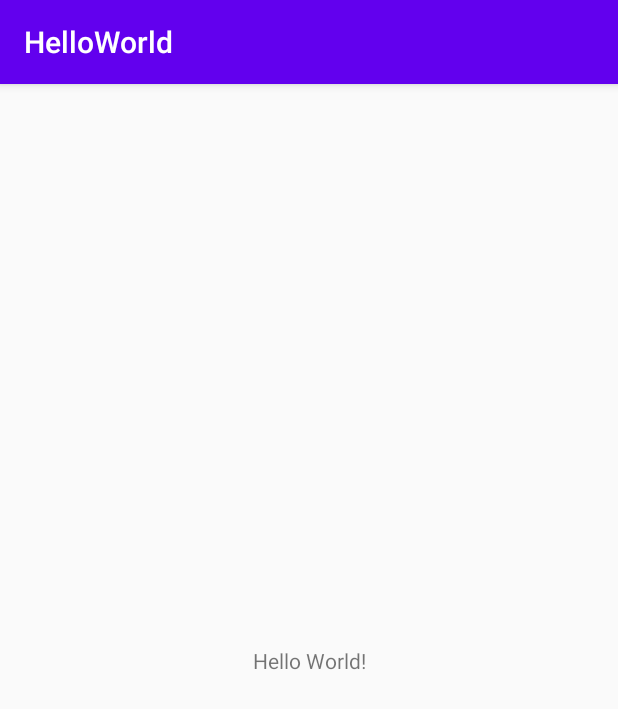
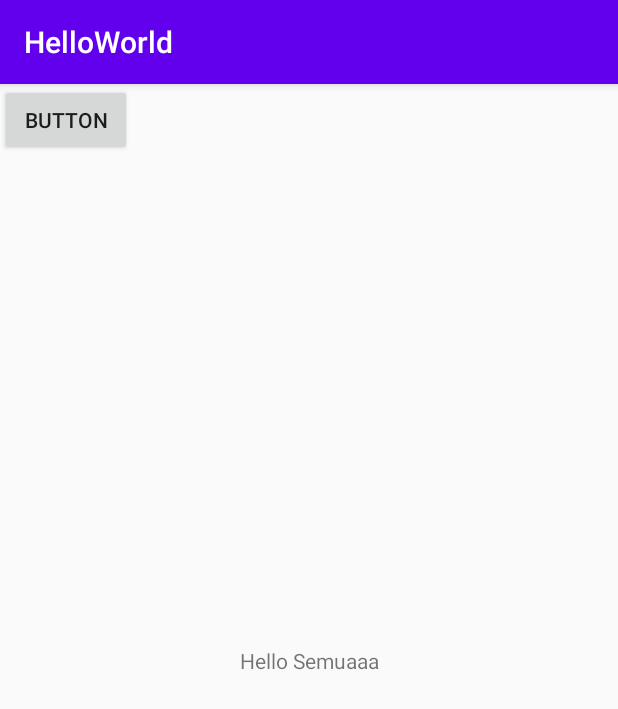
Before and after one commit to annsbilaa/HelloWorld-, an Android app: the screen it shows after launch (MainActivity), on a phone screen of 412 x 824 dp. Shown: the top 709 px of the screen. Run offline under Robolectric (Android 15) with nearby library versions, the phone set to English and light mode, and no system bars.

Commit message:
edit text hello world

```diff
--- a/app/src/main/res/layout/activity_main.xml
+++ b/app/src/main/res/layout/activity_main.xml
@@ -9,10 +9,18 @@
     <TextView
         android:layout_width="wrap_content"
         android:layout_height="wrap_content"
-        android:text="Hello World!"
+        android:text="Hello Semuaaa"
         app:layout_constraintBottom_toBottomOf="parent"
         app:layout_constraintLeft_toLeftOf="parent"
         app:layout_constraintRight_toRightOf="parent"
         app:layout_constraintTop_toTopOf="parent" />
 
+    <Button
+        android:id="@+id/button"
+        android:layout_width="wrap_content"
+        android:layout_height="wrap_content"
+        android:text="Button"
+        tools:layout_editor_absoluteX="103dp"
+        tools:layout_editor_absoluteY="433dp" />
+
 </android.support.constraint.ConstraintLayout>
```
